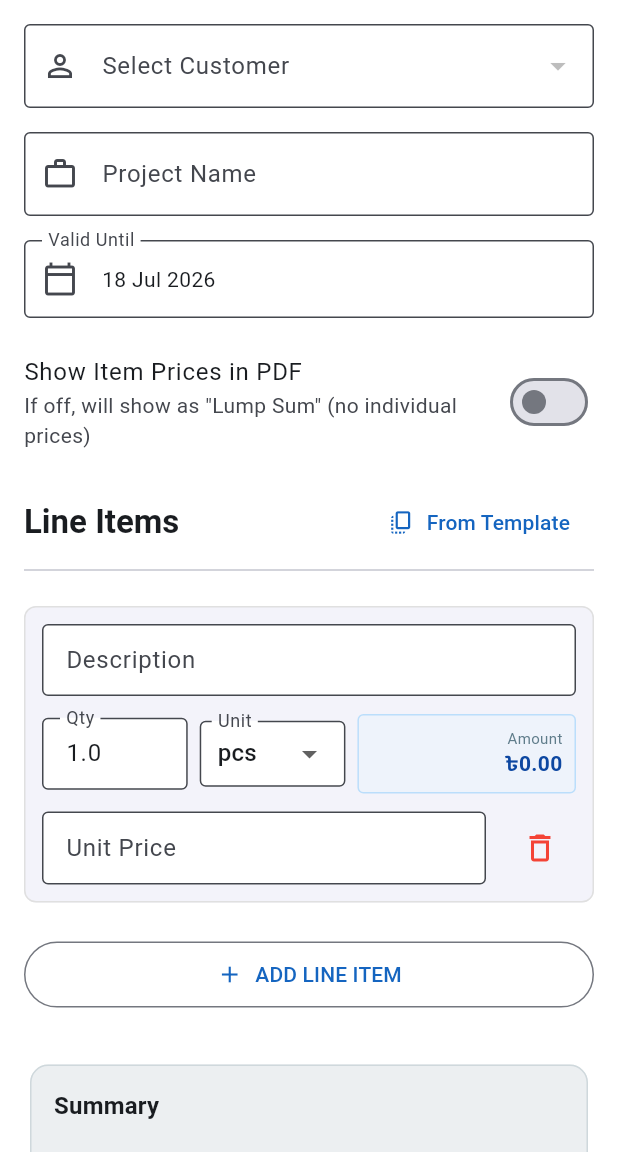
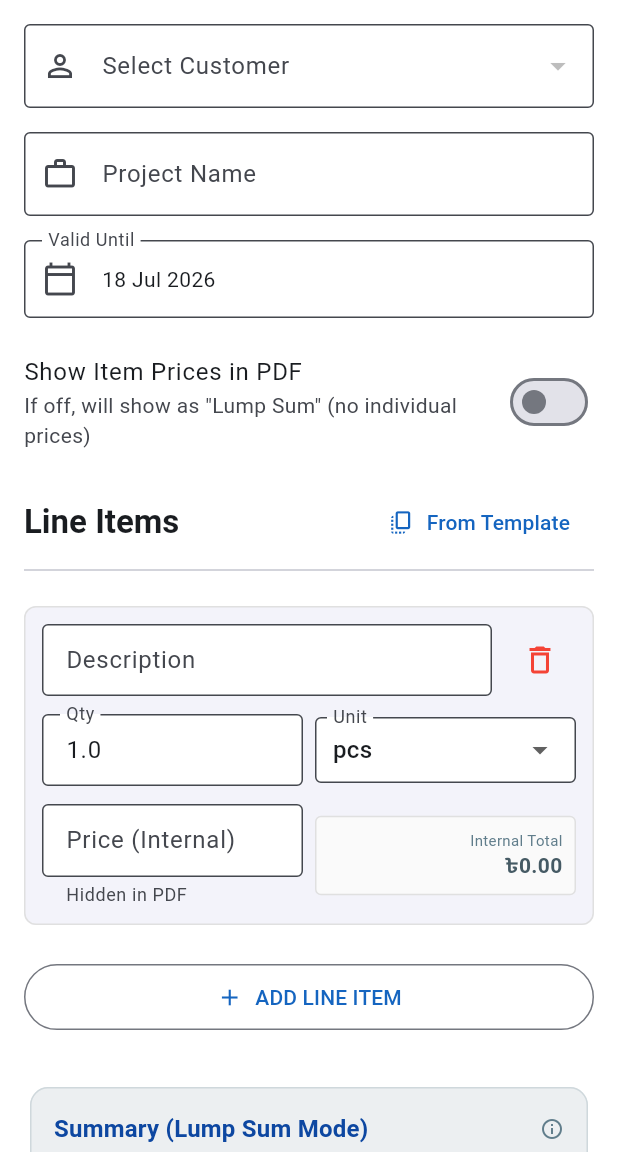
Before and after one commit to Monaum-202/Quot, a Flutter app: the CreateQuotationScreen screen opened directly, after a tap on "Show Item Prices in PDF", on a phone screen of 412 x 824 dp, the part 84-1236 px from its top. Run offline on Flutter 3.47's test engine with Material 3 defaults, Android fonts, the phone set to English and light mode, and no system bars; our stand-ins replace flutter_riverpod, gap, hive, hive_flutter, image_picker, pdf and 4 more; accounts and stored records are empty; generated files the repository leaves out were written again.

Commit message:
remove quotation price

```diff
--- a/lib/core/utils/pdf_generator.dart
+++ b/lib/core/utils/pdf_generator.dart
@@ -171,17 +171,29 @@ class PdfGenerator {
   static pw.Widget _buildTotals(QuotationModel q, CompanyModel? company) {
     final currency = company?.currency ?? 'SR';
     if (!q.showItemPrices) {
-      return pw.Container(
-        alignment: pw.Alignment.centerLeft,
-        padding: const pw.EdgeInsets.only(top: 20),
-        child: pw.Column(
-          crossAxisAlignment: pw.CrossAxisAlignment.start,
-          children: [
-            pw.Text('Price:', style: pw.TextStyle(fontSize: 14, fontWeight: pw.FontWeight.bold)),
-            pw.Text('Total amount ${CurrencyFormatter.format(q.grandTotal, symbol: currency)} (LUMSAM)',
-              style: pw.TextStyle(fontSize: 12, fontWeight: pw.FontWeight.bold)),
-          ],
-        ),
+      return pw.Column(
+        crossAxisAlignment: pw.CrossAxisAlignment.start,
+        children: [
+          pw.Divider(),
+          pw.SizedBox(height: 10),
+          pw.Container(
+            padding: const pw.EdgeInsets.all(12),
+            decoration: const pw.BoxDecoration(
+              color: PdfColors.grey200,
+            ),
+            child: pw.Row(
+              mainAxisAlignment: pw.MainAxisAlignment.spaceBetween,
+              children: [
+                pw.Text('Overall Work Cost:', style: pw.TextStyle(fontSize: 16, fontWeight: pw.FontWeight.bold)),
+                pw.Text(CurrencyFormatter.format(q.grandTotal, symbol: currency),
+                  style: pw.TextStyle(fontSize: 18, fontWeight: pw.FontWeight.bold, color: PdfColors.blue900)),
+              ],
+            ),
+          ),
+          pw.SizedBox(height: 5),
+          pw.Text('Note: Above cost is inclusive of all items listed in the table.',
+            style: pw.TextStyle(fontSize: 10, fontStyle: pw.FontStyle.italic)),
+        ],
       );
     }
 
--- a/lib/features/quotations/data/models/quotation_model.dart
+++ b/lib/features/quotations/data/models/quotation_model.dart
@@ -40,6 +40,8 @@ class QuotationModel extends HiveObject {
   bool isConvertedToInvoice;
   @HiveField(16)
   bool showItemPrices;
+  @HiveField(17)
+  double? manualSubtotal;
 
   QuotationModel({
     required this.id,
@@ -59,9 +61,10 @@ class QuotationModel extends HiveObject {
     this.pdfPath,
     this.isConvertedToInvoice = false,
     this.showItemPrices = true,
+    this.manualSubtotal,
   });
 
-  double get subtotal => items.fold(0, (sum, item) => sum + item.total);
+  double get subtotal => manualSubtotal ?? items.fold(0, (sum, item) => sum + item.total);
   double get grandTotal =>
       subtotal - discountAmount + (subtotal * taxPercent / 100);
 }
--- a/lib/features/quotations/presentation/screens/create_quotation_screen.dart
+++ b/lib/features/quotations/presentation/screens/create_quotation_screen.dart
@@ -37,6 +37,7 @@ class _CreateQuotationScreenState extends ConsumerState<CreateQuotationScreen> {
   double _discountAmount = 0;
   double _taxPercent = 0;
   bool _showItemPrices = true;
+  double? _customSubtotal;
 
   void _addItem() {
     setState(() {
@@ -101,6 +102,7 @@ class _CreateQuotationScreenState extends ConsumerState<CreateQuotationScreen> {
       photoPaths: [],
       isConvertedToInvoice: false,
       showItemPrices: _showItemPrices,
+      manualSubtotal: _customSubtotal,
     );
 
     await ref.read(quotationsProvider.notifier).saveQuotation(quotation);
@@ -120,7 +122,8 @@ class _CreateQuotationScreenState extends ConsumerState<CreateQuotationScreen> {
   @override
   Widget build(BuildContext context) {
     final customers = ref.watch(customersProvider);
-    final subtotal = _items.fold(0.0, (sum, item) => sum + item.total);
+    final calculatedSubtotal = _items.fold(0.0, (sum, item) => sum + item.total);
+    final subtotal = _customSubtotal ?? calculatedSubtotal;
     final grandTotal = subtotal - _discountAmount + (subtotal * _taxPercent / 100);
 
     return Scaffold(
@@ -212,6 +215,7 @@ class _CreateQuotationScreenState extends ConsumerState<CreateQuotationScreen> {
                 return LineItemRow(
                   key: ValueKey('item_${index}_${_items.length}'), // Basic key to help with list state
                   item: _items[index],
+                  showPrices: _showItemPrices,
                   onDelete: () => setState(() {
                     if (_items.length > 1) {
                       _items.removeAt(index);
@@ -254,12 +258,57 @@ class _CreateQuotationScreenState extends ConsumerState<CreateQuotationScreen> {
                   child: Column(
                     crossAxisAlignment: CrossAxisAlignment.start,
                     children: [
-                      Text(
-                        'Summary',
-                        style: Theme.of(context).textTheme.titleMedium?.copyWith(fontWeight: FontWeight.bold),
+                      Row(
+                        children: [
+                          Expanded(
+                            child: Text(
+                              _showItemPrices ? 'Summary' : 'Summary (Lump Sum Mode)',
+                              style: Theme.of(context).textTheme.titleMedium?.copyWith(
+                                fontWeight: FontWeight.bold,
+                                color: _showItemPrices ? null : Colors.blue.shade900,
+                              ),
+                            ),
+                          ),
+                          if (!_showItemPrices)
+                            const Icon(Icons.info_outline, size: 16, color: Colors.blueGrey),
+                        ],
                       ),
                       const Gap(16),
-                      _summaryRow('Subtotal', subtotal),
+                      // Subtotal / Base Price Input
+                      Row(
+                        children: [
+                          Expanded(
+                            child: Text(
+                              _showItemPrices ? 'Subtotal (Auto)' : 'Manual Work Cost',
+                              style: TextStyle(fontWeight: _showItemPrices ? null : FontWeight.bold),
+                            ),
+                          ),
+                          SizedBox(
+                            width: 140,
+                            child: TextFormField(
+                              key: ValueKey('subtotal_${_customSubtotal == null}'),
+                              initialValue: subtotal > 0 ? subtotal.toString() : '',
+                              textAlign: TextAlign.end,
+                              decoration: InputDecoration(
+                                prefixText: '৳',
+                                isDense: true,
+                                helperText: _showItemPrices ? 'Calculated from items' : 'Type total price here',
+                                helperStyle: const TextStyle(fontSize: 10),
+                                border: const OutlineInputBorder(),
+                                filled: true,
+                                fillColor: _showItemPrices ? Colors.grey.shade100 : Colors.white,
+                              ),
+                              enabled: !_showItemPrices, // Only editable in Lump Sum mode
+                              keyboardType: const TextInputType.numberWithOptions(decimal: true),
+                              onChanged: (v) {
+                                setState(() {
+                                  _customSubtotal = double.tryParse(v);
+                                });
+                              },
+                            ),
+                          ),
+                        ],
+                      ),
                       const Gap(12),
                       // Discount Field
                       Row(
--- a/lib/features/quotations/presentation/widgets/line_item_row.dart
+++ b/lib/features/quotations/presentation/widgets/line_item_row.dart
@@ -9,6 +9,7 @@ class LineItemRow extends StatelessWidget {
   final Function(double) onQuantityChanged;
   final Function(String) onUnitChanged;
   final Function(double) onPriceChanged;
+  final bool showPrices;
 
   const LineItemRow({
     super.key,
@@ -18,6 +19,7 @@ class LineItemRow extends StatelessWidget {
     required this.onQuantityChanged,
     required this.onUnitChanged,
     required this.onPriceChanged,
+    this.showPrices = true,
   });
 
   @override
@@ -34,8 +36,11 @@ class LineItemRow extends StatelessWidget {
         child: Column(
           crossAxisAlignment: CrossAxisAlignment.start,
           children: [
-            // Line 1: Description
-            TextFormField(
+            // Line 1: Description and Delete
+            Row(
+              children: [
+                Expanded(
+                  child: TextFormField(
                     initialValue: item.description,
                     decoration: const InputDecoration(
                       labelText: 'Description',
@@ -45,12 +50,20 @@ class LineItemRow extends StatelessWidget {
                     ),
                     onChanged: onDescriptionChanged,
                   ),
+                ),
+                const Gap(8),
+                IconButton(
+                  onPressed: onDelete,
+                  icon: const Icon(Icons.delete_outline, color: Colors.red),
+                  tooltip: 'Remove Item',
+                ),
+              ],
+            ),
             const Gap(12),
-            // Line 2: Quantity, Unit, and Calculated Amount
+            // Line 2: Quantity and Unit
             Row(
               children: [
                 Expanded(
-                  flex: 2,
                   child: TextFormField(
                     initialValue: item.quantity > 0 ? item.quantity.toString() : '',
                     decoration: const InputDecoration(
@@ -64,7 +77,6 @@ class LineItemRow extends StatelessWidget {
                 ),
                 const Gap(8),
                 Expanded(
-                  flex: 2,
                   child: DropdownButtonFormField<String>(
                     value: item.unit,
                     isExpanded: true,
@@ -80,54 +92,51 @@ class LineItemRow extends StatelessWidget {
                     onChanged: (v) => onUnitChanged(v ?? 'pcs'),
                   ),
                 ),
+              ],
+            ),
+            const Gap(12),
+            // Line 3: Unit Price and Total (Internal/Public)
+            Row(
+              children: [
+                Expanded(
+                  child: TextFormField(
+                    initialValue: item.unitPrice > 0 ? item.unitPrice.toString() : '',
+                    decoration: InputDecoration(
+                      labelText: showPrices ? 'Unit Price' : 'Price (Internal)',
+                      helperText: showPrices ? null : 'Hidden in PDF',
+                      prefixText: '৳',
+                      isDense: true,
+                      border: const OutlineInputBorder(),
+                    ),
+                    keyboardType: const TextInputType.numberWithOptions(decimal: true),
+                    onChanged: (v) => onPriceChanged(double.tryParse(v) ?? 0),
+                  ),
+                ),
                 const Gap(8),
                 Expanded(
-                  flex: 3,
                   child: Container(
                     padding: const EdgeInsets.symmetric(horizontal: 8, vertical: 8),
                     decoration: BoxDecoration(
-                      color: Colors.blue.shade50.withOpacity(0.3),
-                      border: Border.all(color: Colors.blue.shade100),
+                      color: showPrices ? Colors.blue.shade50.withOpacity(0.3) : Colors.grey.shade50,
+                      border: Border.all(color: showPrices ? Colors.blue.shade100 : Colors.grey.shade300),
                       borderRadius: BorderRadius.circular(4),
                     ),
                     child: Column(
                       crossAxisAlignment: CrossAxisAlignment.end,
                       children: [
-                        const Text('Amount', style: TextStyle(fontSize: 10, color: Colors.blueGrey)),
+                        Text(showPrices ? 'Total' : 'Internal Total', style: const TextStyle(fontSize: 10, color: Colors.blueGrey)),
                         FittedBox(
                           child: Text(
                             '৳${item.total.toStringAsFixed(2)}',
-                            style: TextStyle(fontWeight: FontWeight.bold, color: Colors.blue.shade900),
+                            style: TextStyle(
+                              fontWeight: FontWeight.bold,
+                              color: showPrices ? Colors.blue.shade900 : Colors.blueGrey.shade700,
+                            ),
                           ),
                         ),
                       ],
                     ),
                   ),
-                ),
-              ],
-            ),
-            const Gap(12),
-            // Line 3: Unit Price and Delete
-            Row(
-              children: [
-                Expanded(
-                  child: TextFormField(
-                    initialValue: item.unitPrice > 0 ? item.unitPrice.toString() : '',
-                    decoration: const InputDecoration(
-                      labelText: 'Unit Price',
-                      prefixText: '৳',
-                      isDense: true,
-                      border: OutlineInputBorder(),
-                    ),
-                    keyboardType: const TextInputType.numberWithOptions(decimal: true),
-                    onChanged: (v) => onPriceChanged(double.tryParse(v) ?? 0),
-                  ),
-                ),
-                const Gap(12),
-                IconButton(
-                  onPressed: onDelete,
-                  icon: const Icon(Icons.delete_outline, color: Colors.red),
-                  tooltip: 'Remove Item',
                 ),
               ],
             ),
```
Also changed, not shown: lib/features/quotations/data/models/quotation_model.g.dart, pubspec.lock. Lines whose indentation alone changed are shown as unchanged.
